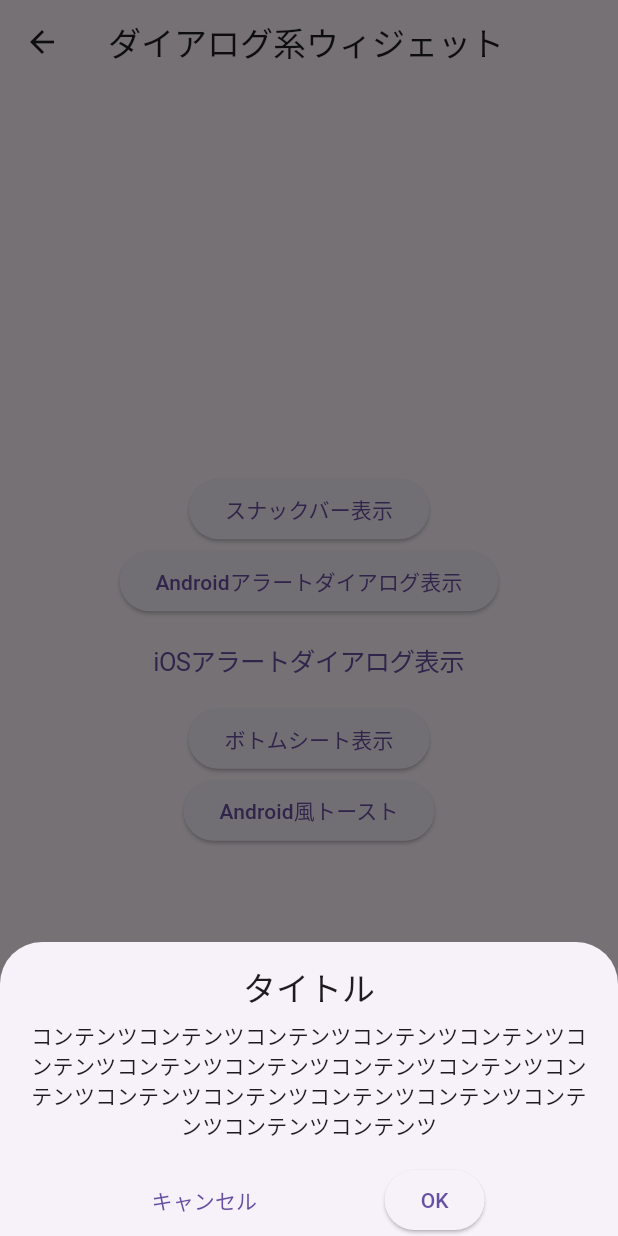
After one commit to sakata-yu/flutter_catalog_app, a Flutter app: the CustomDialogPage screen opened by its route, after a tap on "ボトムシート表示", on a phone screen of 412 x 824 dp. The commit adds this screen. Run offline on Flutter 3.47's test engine with Material 3 defaults, Android fonts, the phone set to English and light mode, and no system bars; our stand-ins replace auto_route, dio, flutter_hooks, fluttertoast, freezed_annotation, hooks_riverpod and 1 more; generated files the repository leaves out were written again.

Commit message:
004.ダイアログ系ウィジェット

```diff
--- a/lib/core/config/catalog_items.dart
+++ b/lib/core/config/catalog_items.dart
@@ -31,9 +31,9 @@ class CatalogItems {
       route: SnsRoute(),
     ),
     CatalogItem(
-      title: "#4 カスタムダイアログ",
-      detail: "AlertDialog・showModalBottomSheet",
-      route: CountRoute(),
+      title: "#4 ダイアログ系ウィジェット",
+      detail: "Snackbar・AlertDialog・BottomSheet・Toast",
+      route: CustomDialogRoute(),
     ),
     CatalogItem(
       title: "#5 権限を使用する機能",
--- a/lib/core/router/app_router.dart
+++ b/lib/core/router/app_router.dart
@@ -7,6 +7,7 @@ import '../../features/home/home_page.dart';
 import '../../features/catalog001/count_page.dart';
 import '../../features/catalog002/login_page.dart';
 import '../../features/catalog003/sns_page.dart';
+import '../../features/catalog004/custom_dialog_page.dart';
 
 part 'app_router.gr.dart'; // 自動生成ファイル
 
@@ -18,5 +19,6 @@ class AppRouter extends RootStackRouter {
         AutoRoute(page: CountRoute.page),
         AutoRoute(page: LoginRoute.page),
         AutoRoute(page: SnsRoute.page),
+        AutoRoute(page: CustomDialogRoute.page),
       ];
 }
--- /dev/null
+++ b/lib/features/catalog004/custom_dialog_page.dart
@@ -0,0 +1,149 @@
+import 'package:catarog_app_flutter/features/catalog004/view/simple_bottom_sheet.dart';
+import 'package:flutter/cupertino.dart';
+import 'package:flutter/material.dart';
+import 'package:auto_route/auto_route.dart';
+import 'package:hooks_riverpod/hooks_riverpod.dart';
+import 'package:fluttertoast/fluttertoast.dart';
+
+import 'view/android_alert_dialog.dart';
+import 'view/ios_alert_dialog.dart';
+
+@RoutePage()
+class CustomDialogPage extends HookConsumerWidget {
+  const CustomDialogPage({super.key});
+
+  @override
+  Widget build(BuildContext context, WidgetRef ref) {
+    return Scaffold(
+      appBar: AppBar(
+        title: Text(
+          "ダイアログ系ウィジェット",
+        ),
+      ),
+      body: Column(
+        mainAxisAlignment: MainAxisAlignment.center,
+        children: [
+          Center(
+            child: ElevatedButton(
+              onPressed: () {
+                ScaffoldMessenger.of(context).showSnackBar(
+                  SnackBar(
+                    content: Text("スナックバーを表示しました"),
+                    action: SnackBarAction(
+                      label: "アクション",
+                      onPressed: () => {
+                        ScaffoldMessenger.of(context).showSnackBar(
+                          SnackBar(
+                            content: Text("スナックバーアクションが実行されました"),
+                          ),
+                        ),
+                      },
+                    ),
+                  ),
+                );
+              },
+              child: Text(
+                "スナックバー表示",
+              ),
+            ),
+          ),
+          Center(
+            child: ElevatedButton(
+              onPressed: () async {
+                final result = await showDialog(
+                  context: context,
+                  builder: (context) => AndroidAlertDialog(),
+                );
+                if (result && context.mounted) {
+                  ScaffoldMessenger.of(context).showSnackBar(
+                    SnackBar(
+                      content: Text("OKが押されました"),
+                    ),
+                  );
+                } else if (!result && context.mounted) {
+                  ScaffoldMessenger.of(context).showSnackBar(
+                    SnackBar(
+                      content: Text("キャンセルが押されました"),
+                    ),
+                  );
+                }
+              },
+              child: Text(
+                "Androidアラートダイアログ表示",
+              ),
+            ),
+          ),
+          Center(
+            child: CupertinoButton(
+              onPressed: () async {
+                final result = await showCupertinoDialog(
+                  context: context,
+                  builder: (context) => IosAlertDialog(),
+                );
+                if (result && context.mounted) {
+                  ScaffoldMessenger.of(context).showSnackBar(
+                    SnackBar(
+                      content: Text("OKが押されました"),
+                    ),
+                  );
+                } else if (!result && context.mounted) {
+                  ScaffoldMessenger.of(context).showSnackBar(
+                    SnackBar(
+                      content: Text("キャンセルが押されました"),
+                    ),
+                  );
+                }
+              },
+              child: Text(
+                "iOSアラートダイアログ表示",
+              ),
+            ),
+          ),
+          Center(
+            child: ElevatedButton(
+              onPressed: () {
+                showModalBottomSheet(
+                  context: context,
+                  builder: (context) => SimpleBottomSheet(
+                    onOkPressed: () {
+                      ScaffoldMessenger.of(context).showSnackBar(
+                        SnackBar(
+                          content: Text("OKが押されました"),
+                        ),
+                      );
+                    },
+                    onCancelPressed: () {
+                      ScaffoldMessenger.of(context).showSnackBar(
+                        SnackBar(
+                          content: Text("キャンセルが押されました"),
+                        ),
+                      );
+                    },
+                  ),
+                );
+              },
+              child: Text(
+                "ボトムシート表示",
+              ),
+            ),
+          ),
+          Center(
+            child: ElevatedButton(
+              onPressed: () {
+                Fluttertoast.showToast(
+                  msg: "Android風トースト",
+                  toastLength: Toast.LENGTH_SHORT,
+                  gravity: ToastGravity.BOTTOM,
+                  fontSize: 16.0,
+                );
+              },
+              child: Text(
+                "Android風トースト",
+              ),
+            ),
+          ),
+        ],
+      ),
+    );
+  }
+}
--- /dev/null
+++ b/lib/features/catalog004/view/simple_bottom_sheet.dart
@@ -0,0 +1,58 @@
+import 'package:flutter/material.dart';
+
+class SimpleBottomSheet extends StatelessWidget {
+  const SimpleBottomSheet({
+    super.key,
+    required this.onOkPressed,
+    required this.onCancelPressed,
+  });
+
+  final VoidCallback onOkPressed;
+  final VoidCallback onCancelPressed;
+
+  @override
+  Widget build(BuildContext context) {
+    return Padding(
+      padding: EdgeInsets.only(
+        bottom: MediaQuery.of(context).viewInsets.bottom,
+        top: 16,
+        left: 16,
+        right: 16,
+      ),
+      child: Column(
+        mainAxisSize: MainAxisSize.min,
+        children: [
+          Text(
+            "タイトル",
+            style: Theme.of(context).textTheme.titleLarge,
+          ),
+          SizedBox(height: 8),
+          Text(
+            "コンテンツコンテンツコンテンツコンテンツコンテンツコンテンツコンテンツコンテンツコンテンツコンテンツコンテンツコンテンツコンテンツコンテンツコンテンツコンテンツコンテンツコンテンツ",
+            textAlign: TextAlign.center,
+          ),
+          SizedBox(height: 16),
+          Row(
+            mainAxisAlignment: MainAxisAlignment.spaceEvenly,
+            children: [
+              TextButton(
+                onPressed: () {
+                  Navigator.of(context).pop(false);
+                  onCancelPressed();
+                },
+                child: Text("キャンセル"),
+              ),
+              ElevatedButton(
+                onPressed: () {
+                  Navigator.of(context).pop(true);
+                  onOkPressed();
+                },
+                child: Text("OK"),
+              ),
+            ],
+          )
+        ],
+      ),
+    );
+  }
+}
```
Also changed, not shown: lib/features/catalog004/view/android_alert_dialog.dart (added, +23 -0 lines), lib/features/catalog004/view/ios_alert_dialog.dart (added, +24 -0 lines), 1 other file.
